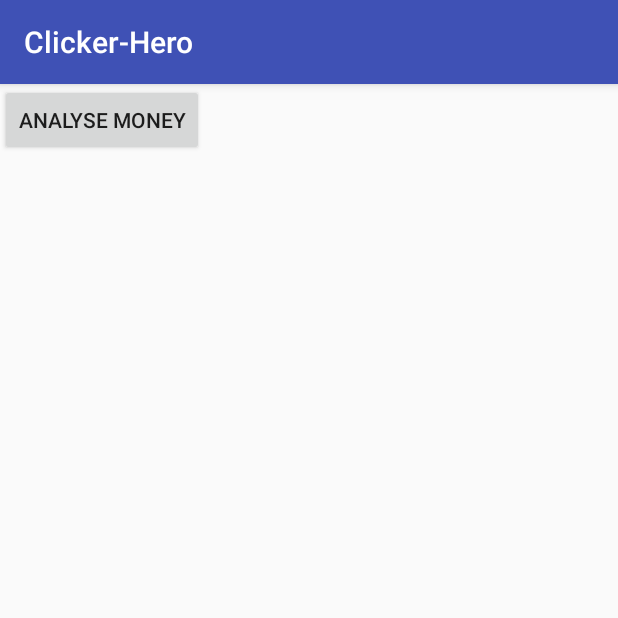
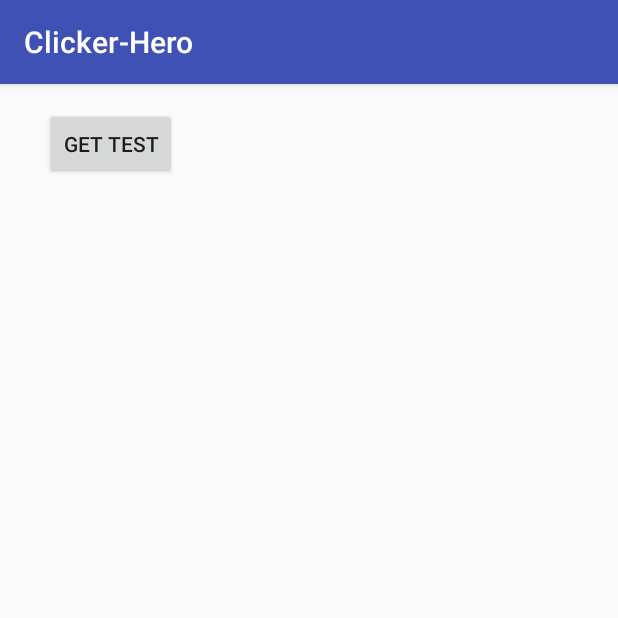
Before and after one commit to OliRadlett/Clicker-Hero, an Android app: the screen it shows after launch (MainActivity), on a phone screen of 412 x 824 dp, the top half of it. Run offline under Robolectric (Android 15) with nearby library versions, the phone set to English and light mode, and no system bars; our stand-ins replace Volley.

Commit message:
Add test web-api

```diff
--- a/app/app/src/main/res/layout/activity_main.xml
+++ b/app/app/src/main/res/layout/activity_main.xml
@@ -5,15 +5,27 @@
     android:id="@+id/container"
     android:layout_width="match_parent"
     android:layout_height="match_parent"
-    tools:context=".MainActivity">
+    tools:context=".MainActivity"
+    tools:layout_editor_absoluteY="81dp">
 
     <Button
-        android:id="@+id/analyse_money"
+        android:id="@+id/get_test"
         android:layout_width="wrap_content"
         android:layout_height="wrap_content"
-        android:text="Analyse Money"
+        android:layout_marginStart="30dp"
+        android:layout_marginTop="16dp"
+        android:text="GET test"
         android:visibility="visible"
-        tools:layout_editor_absoluteX="37dp"
-        tools:layout_editor_absoluteY="42dp" />
+        app:layout_constraintStart_toStartOf="parent"
+        app:layout_constraintTop_toTopOf="parent" />
+
+    <TextView
+        android:id="@+id/getTestReturn"
+        android:layout_width="wrap_content"
+        android:layout_height="wrap_content"
+        android:layout_marginTop="19dp"
+        app:layout_constraintEnd_toStartOf="@+id/get_test"
+        app:layout_constraintStart_toStartOf="@+id/get_test"
+        app:layout_constraintTop_toBottomOf="@+id/get_test" />
 
 </android.support.constraint.ConstraintLayout>
```
Also changed, not shown: app/app/src/main/java/oli/clicker_hero/MainActivity.java (+37 -4 lines), 1 other file.
